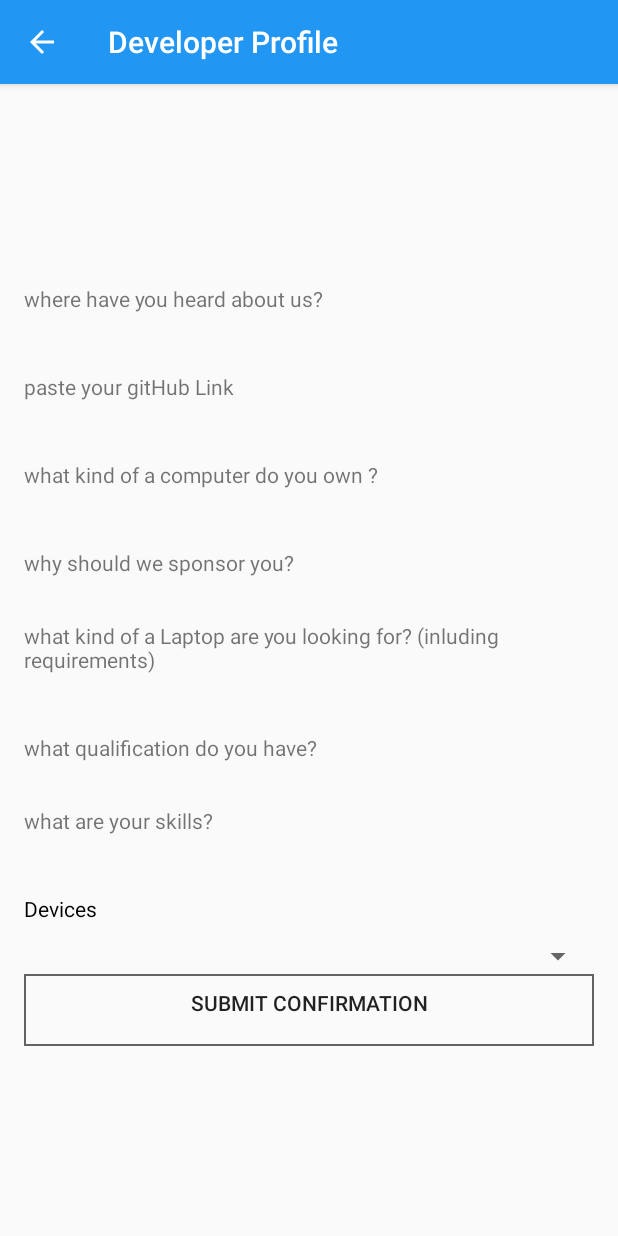
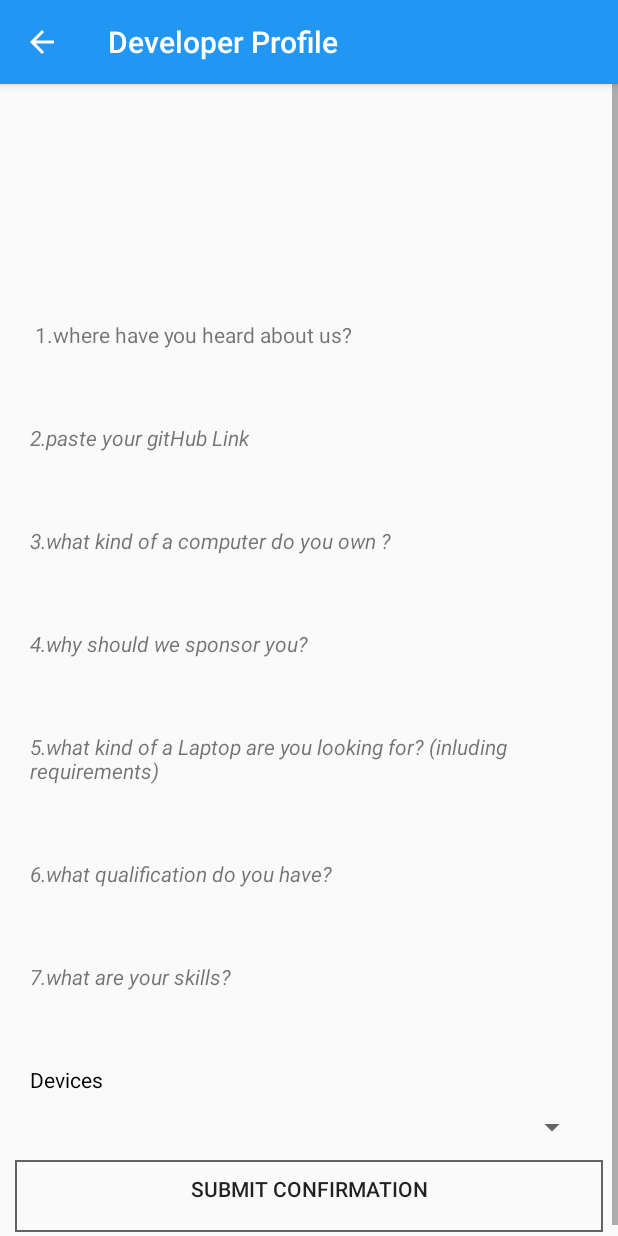
Before and after one commit to KatekaniHonwani/SponsorDev, an Android app: the UserProfileActivity screen opened directly, with no data from a screen before it, on a phone screen of 412 x 824 dp. Run offline under Robolectric (Android 15) with nearby library versions, the phone set to English and light mode, and no system bars; our stand-ins replace Firebase (no records; nobody signed in at launch, a user with empty details on screens opened directly); 10 statements that could not run were skipped.

Commit message:
USERPROFILE QUESTION N ANSWERS

```diff
--- a/app/src/main/res/layout/activity_user_profile.xml
+++ b/app/src/main/res/layout/activity_user_profile.xml
@@ -11,12 +11,18 @@
         android:layout_width="match_parent"
         android:layout_height="match_parent"
         android:orientation="vertical"
-        android:padding="16dp">
+        android:padding="10dp">
 
+    <LinearLayout
+        android:layout_width="match_parent"
+        android:layout_height="match_parent"
+        android:orientation="vertical"
+        android:padding="10dp">
         <TextView
             android:layout_width="match_parent"
             android:layout_height="wrap_content"
             android:paddingBottom="10dp"
+            android:textColor="#000000"
             android:id="@+id/fullnames"
             />
 
@@ -24,113 +30,130 @@
             android:layout_width="match_parent"
             android:layout_height="wrap_content"
             android:paddingBottom="10dp"
+            android:textColor="#000000"
             android:id="@+id/contacts"/>
         <TextView
             android:layout_width="match_parent"
             android:layout_height="wrap_content"
             android:paddingBottom="10dp"
+            android:textColor="#000000"
             android:id="@+id/email"/>
         <TextView
             android:layout_width="match_parent"
             android:layout_height="wrap_content"
             android:paddingBottom="10dp"
+            android:textColor="#000000"
             android:id="@+id/address"/>
+
+    </LinearLayout>
+
+
+            <LinearLayout
+                android:layout_width="match_parent"
+                android:layout_height="wrap_content"
+                android:orientation="vertical"
+                android:padding="10dp">
+
                 <TextView
                     android:id="@+id/question1"
-        android:layout_width="match_parent"
+                    android:layout_width="wrap_content"
                     android:layout_height="wrap_content"
-        android:text="where have you heard about us?"
-        android:paddingBottom="10dp"/>
-    <TextView
-        android:layout_width="match_parent"
-        android:layout_height="wrap_content"
-        android:id="@+id/user_answer1"
-        android:textColor="#000000"
-        android:paddingBottom="10dp" />
+                    android:paddingBottom="10dp"
+                    android:text=" 1.where have you heard about us?"/>
 
 
+                <TextView
+                    android:id="@+id/user_answer1"
+                    android:layout_width="wrap_content"
+                    android:layout_height="wrap_content"
+                    android:paddingBottom="20dp"
+                    android:textColor="#000000" />
                 <TextView
                     android:id="@+id/question2"
                     android:layout_width="match_parent"
                     android:layout_height="wrap_content"
                     android:paddingBottom="10dp"
-        android:text="paste your gitHub Link"/>
+                    android:textStyle="italic"
+                    android:text="2.paste your gitHub Link"/>
                 <TextView
                     android:layout_width="match_parent"
                     android:layout_height="wrap_content"
-        android:paddingBottom="10dp"
+                    android:paddingBottom="20dp"
                     android:textColor="#000000"
                     android:id="@+id/user_answer2"/>
-
-
                 <TextView
                     android:id="@+id/question3"
                     android:layout_width="match_parent"
                     android:layout_height="wrap_content"
                     android:paddingBottom="10dp"
-        android:text="what kind of a computer do you own ?"/>
+                    android:textStyle="italic"
+                    android:text="3.what kind of a computer do you own ?"/>
+
                 <TextView
                     android:layout_width="match_parent"
                     android:layout_height="wrap_content"
-        android:paddingBottom="10dp"
+                    android:paddingBottom="20dp"
                     android:textColor="#000000"
                     android:id="@+id/user_answer3"/>
-
-
 
                 <TextView
                     android:id="@+id/question4"
                     android:layout_width="match_parent"
                     android:layout_height="wrap_content"
                     android:paddingBottom="10dp"
-        android:text="why should we sponsor you?"/>
+                    android:textStyle="italic"
+                    android:text="4.why should we sponsor you?"/>
                 <TextView
                     android:layout_width="match_parent"
                     android:layout_height="wrap_content"
+                    android:paddingBottom="20dp"
                     android:textColor="#000000"
                     android:id="@+id/user_answer4"/>
-
 
                 <TextView
                     android:id="@+id/question5"
                     android:layout_width="match_parent"
                     android:layout_height="wrap_content"
                     android:paddingBottom="10dp"
-        android:text="what kind of a Laptop are you looking for? (inluding requirements)"/>
+                    android:textStyle="italic"
+                    android:text="5.what kind of a Laptop are you looking for? (inluding requirements)"/>
+
+
                 <TextView
                     android:layout_width="match_parent"
                     android:layout_height="wrap_content"
-        android:paddingBottom="10dp"
+                    android:paddingBottom="20dp"
                     android:textColor="#000000"
                     android:id="@+id/user_answer5"/>
-
 
                 <TextView
                     android:id="@+id/question6"
                     android:layout_width="match_parent"
                     android:layout_height="wrap_content"
                     android:paddingBottom="10dp"
-            android:text="what qualification do you have?"/>
+                    android:textStyle="italic"
+                    android:text="6.what qualification do you have?"/>
+
                 <TextView
                     android:layout_width="match_parent"
                     android:layout_height="wrap_content"
                     android:textColor="#000000"
+                    android:paddingBottom="20dp"
                     android:id="@+id/user_answer6"/>
-
-
                 <TextView
                     android:id="@+id/question7"
                     android:layout_width="match_parent"
                     android:layout_height="wrap_content"
                     android:paddingBottom="10dp"
-            android:text="what are your skills?" />
+                    android:textStyle="italic"
+                    android:text="7.what are your skills?" />
+
                 <TextView
                     android:layout_width="match_parent"
                     android:layout_height="wrap_content"
-            android:paddingBottom="10dp"
+                    android:paddingBottom="20dp"
                     android:textColor="#000000"
                     android:id="@+id/user_answer7"/>
-
                 <TextView
                     android:layout_width="match_parent"
                     android:layout_height="wrap_content"
@@ -138,11 +161,14 @@
                     android:textColor="#000000"
                     android:text="Devices"
                     android:id="@+id/devices"/>
-
                 <Spinner
                     android:id="@+id/devicelist"
                     android:layout_width="match_parent"
                     android:layout_height="wrap_content" />
+            </LinearLayout>
+
+
+
 
         <Button
             android:id="@+id/submitConfirmation"
```
Lines whose indentation alone changed are shown as unchanged.
